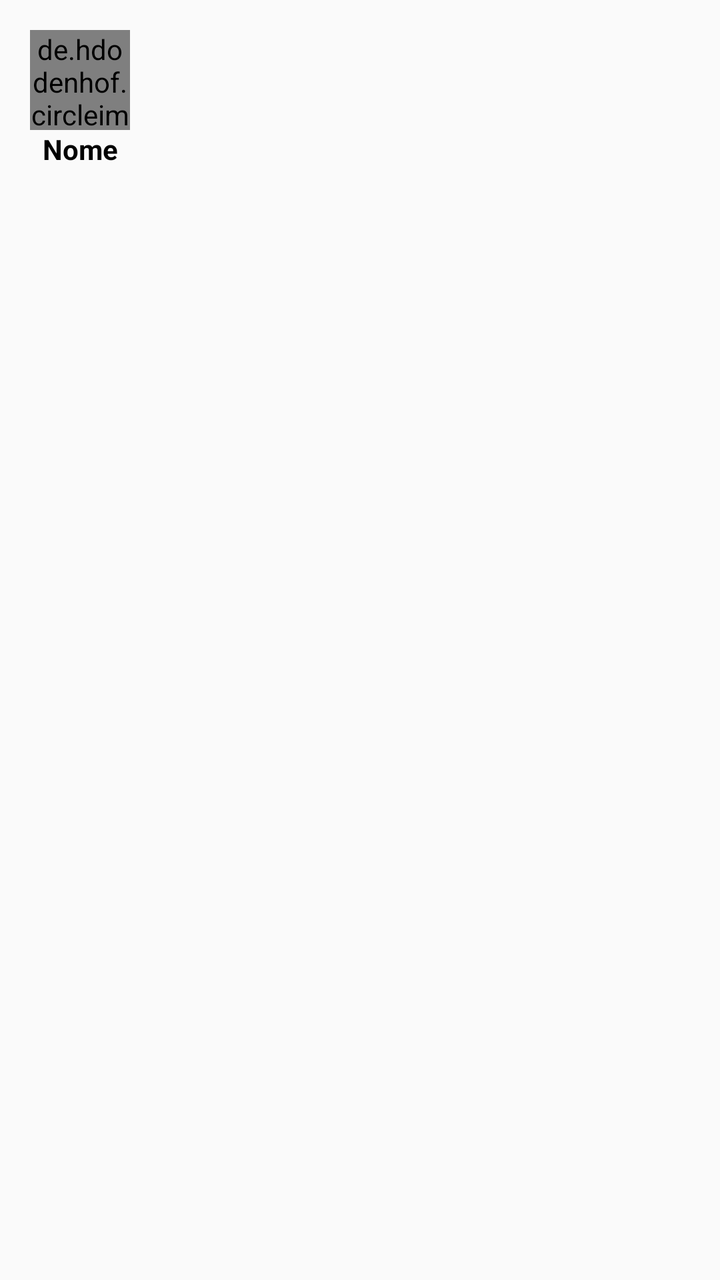
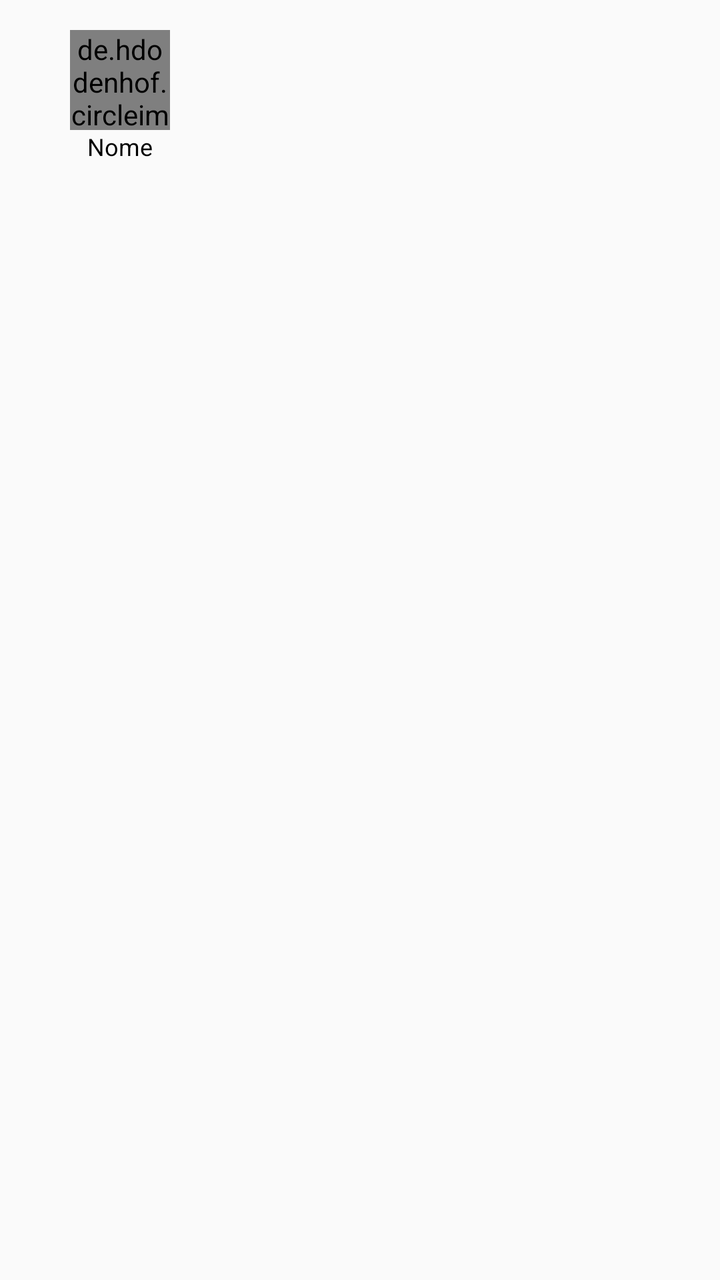

Two renders of the same Android screen: before a commit and after it. Below are the layout's source before the change and the commit's diff.
<!-- AndroidManifest.xml: application theme Theme.WhatsApp -->
<!-- res/layout/adapter_grupo_selecionado.xml -->
<?xml version="1.0" encoding="utf-8"?>
<LinearLayout xmlns:android="http://schemas.android.com/apk/res/android"
    android:layout_width="wrap_content"
    android:layout_height="wrap_content"
    android:orientation="vertical"
    android:padding="10dp">

    <LinearLayout
        android:layout_width="wrap_content"
        android:layout_height="wrap_content"
        android:orientation="vertical"
        android:padding="5dp">

        <de.hdodenhof.circleimageview.CircleImageView
            android:id="@+id/imageViewFotoMembroSelecionado"
            android:layout_width="50dp"
            android:layout_height="50dp"
            android:src="@drawable/padrao" />

        <TextView
            android:id="@+id/textViewNomeMembroSelecionado"
            android:layout_width="match_parent"
            android:layout_height="wrap_content"
            android:text="Nome"
            android:textAlignment="center"
            android:textColor="@color/black"
            android:textSize="14sp"
            android:textStyle="bold" />

    </LinearLayout>
</LinearLayout>
<!-- resources referenced by this layout -->
<resources>
  <color name="black">#FF000000</color>
  <!-- drawable padrao: jpg bitmap (drawable, 3389 bytes) -->
  <style name="Theme.WhatsApp" parent="Base.Theme.WhatsApp" />
  <style name="Base.Theme.WhatsApp" parent="Theme.AppCompat.DayNight.NoActionBar">
          <item name="colorPrimary">@color/colorPrimary</item>
          <item name="colorAccent">@color/colorAccent</item>
          <item name="android:statusBarColor">@color/statusBarColor</item>
      </style>
  <color name="colorPrimary">#075E54</color>
  <color name="colorAccent">#25D366</color>
  <color name="statusBarColor">#054D44</color>
</resources>

<!-- the commit's change to res/layout/adapter_grupo_selecionado.xml (unified diff, before → after) -->
@@ -8,6 +8,7 @@
     <LinearLayout
         android:layout_width="wrap_content"
         android:layout_height="wrap_content"
+        android:gravity="center_horizontal"
         android:orientation="vertical"
         android:padding="5dp">
 
@@ -19,13 +20,12 @@
 
         <TextView
             android:id="@+id/textViewNomeMembroSelecionado"
-            android:layout_width="match_parent"
+            android:layout_width="90dp"
             android:layout_height="wrap_content"
             android:text="Nome"
             android:textAlignment="center"
             android:textColor="@color/black"
-            android:textSize="14sp"
-            android:textStyle="bold" />
+            android:textSize="12sp" />
 
     </LinearLayout>
 </LinearLayout>
